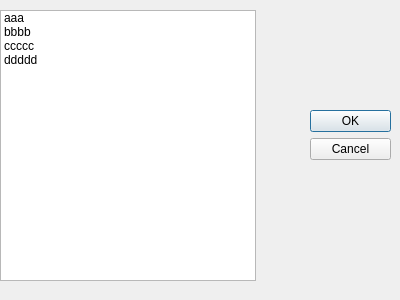
This is ProgrammableCamera/importmode.ui in XintingXu/ProgrammableCamera as Qt 5 draws it before an edit. The edited form follows.
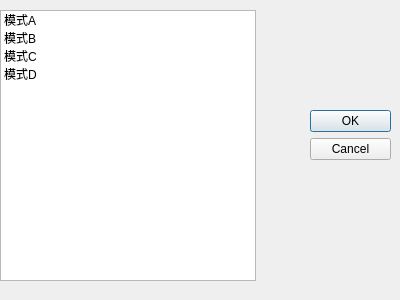
This is the edited form.

Diff of the .ui file:
```diff
--- a/ProgrammableCamera/importmode.ui
+++ b/ProgrammableCamera/importmode.ui
@@ -40,22 +40,22 @@
    </property>
    <item>
     <property name="text">
-     <string>aaa</string>
+     <string>模式A</string>
     </property>
    </item>
    <item>
     <property name="text">
-     <string>bbbb</string>
+     <string>模式B</string>
     </property>
    </item>
    <item>
     <property name="text">
-     <string>ccccc</string>
+     <string>模式C</string>
     </property>
    </item>
    <item>
     <property name="text">
-     <string>ddddd</string>
+     <string>模式D</string>
     </property>
    </item>
   </widget>
```
